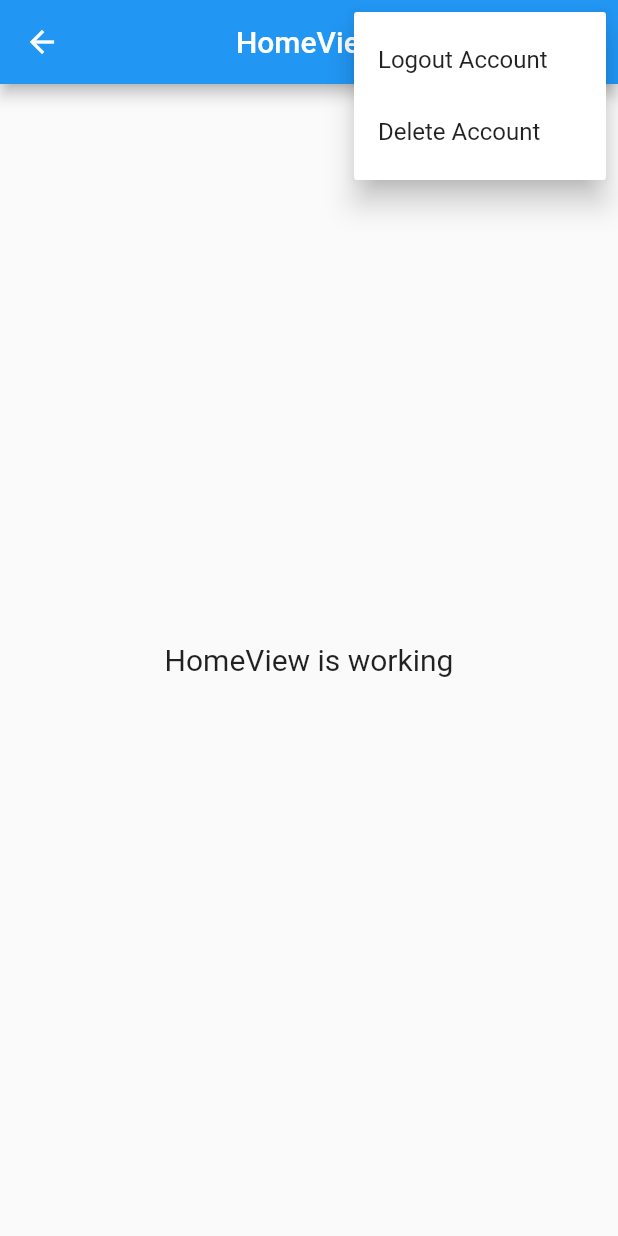
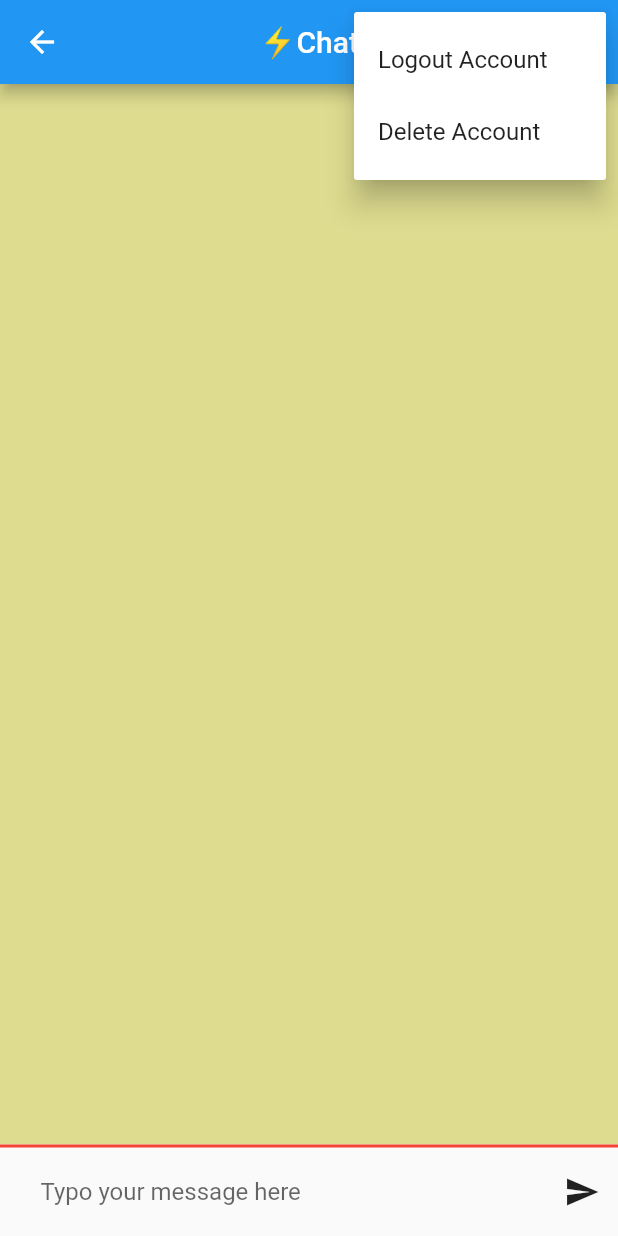
Before and after one commit to Eldar2021/chat_app, a Flutter app: the HomeView screen opened by its route, after a tap on the "more vert" icon, on a phone screen of 412 x 824 dp. Run offline on Flutter 3.47's test engine with Material 2 defaults, Android fonts, the phone set to English and light mode, and no system bars; our stand-ins replace animated_text_kit, firebase_auth, firebase_core, get, shared_preferences; accounts and stored records are empty.

Commit message:
added keyboadr

```diff
--- /dev/null
+++ b/lib/src/components/message/message_stream.dart
@@ -0,0 +1,14 @@
+import 'package:flutter/material.dart';
+
+class MessagesStream extends StatelessWidget {
+  const MessagesStream({Key? key}) : super(key: key);
+
+  @override
+  Widget build(BuildContext context) {
+    return Expanded(
+      child: Container(
+        color: const Color.fromARGB(255, 222, 220, 143),
+      ),
+    );
+  }
+}
--- /dev/null
+++ b/lib/src/components/message/send_message.dart
@@ -0,0 +1,43 @@
+import 'package:flutter/material.dart';
+
+class SendMessage extends StatelessWidget {
+  const SendMessage(
+    this.textController,
+    this.onPressed, {
+    Key? key,
+  }) : super(key: key);
+
+  final TextEditingController textController;
+  final void Function()? onPressed;
+
+  @override
+  Widget build(BuildContext context) {
+    return Container(
+      decoration: const BoxDecoration(
+        border: Border(
+          top: BorderSide(color: Colors.red, width: 2),
+        ),
+      ),
+      child: Row(
+        children: [
+          const SizedBox(width: 15),
+          Expanded(
+            child: TextField(
+              controller: textController,
+              maxLines: 5,
+              minLines: 1,
+              decoration: const InputDecoration(
+                hintText: 'Typo your message here',
+                border: OutlineInputBorder(borderSide: BorderSide.none),
+              ),
+            ),
+          ),
+          IconButton(
+            onPressed: onPressed,
+            icon: const Icon(Icons.send),
+          ),
+        ],
+      ),
+    );
+  }
+}
--- a/lib/src/modules/home/controllers/home_controller.dart
+++ b/lib/src/modules/home/controllers/home_controller.dart
@@ -1,6 +1,6 @@
-import 'package:chat_app/src/routes/app_pages.dart';
 import 'package:get/get.dart';
 
+import '../../../routes/app_pages.dart';
 import '../../../utils/app_dailog.dart';
 import '../services/home_service.dart';
 
--- a/lib/src/modules/home/views/home_view.dart
+++ b/lib/src/modules/home/views/home_view.dart
@@ -2,6 +2,8 @@ import 'package:flutter/material.dart';
 
 import 'package:get/get.dart';
 
+import '../../../components/message/message_stream.dart';
+import '../../../components/message/send_message.dart';
 import '../controllers/home_controller.dart';
 
 class HomeView extends GetView<HomeController> {
@@ -10,7 +12,7 @@ class HomeView extends GetView<HomeController> {
   Widget build(BuildContext context) {
     return Scaffold(
       appBar: AppBar(
-        title: const Text('HomeView'),
+        title: const Text('⚡️Chat'),
         centerTitle: true,
         actions: [
           PopupMenuButton(
@@ -27,11 +29,14 @@ class HomeView extends GetView<HomeController> {
           ),
         ],
       ),
-      body: const Center(
-        child: Text(
-          'HomeView is working',
-          style: TextStyle(fontSize: 20),
-        ),
+      body: Column(
+        children: [
+          const MessagesStream(),
+          SendMessage(
+            TextEditingController(),
+            () {},
+          ),
+        ],
       ),
     );
   }
```
